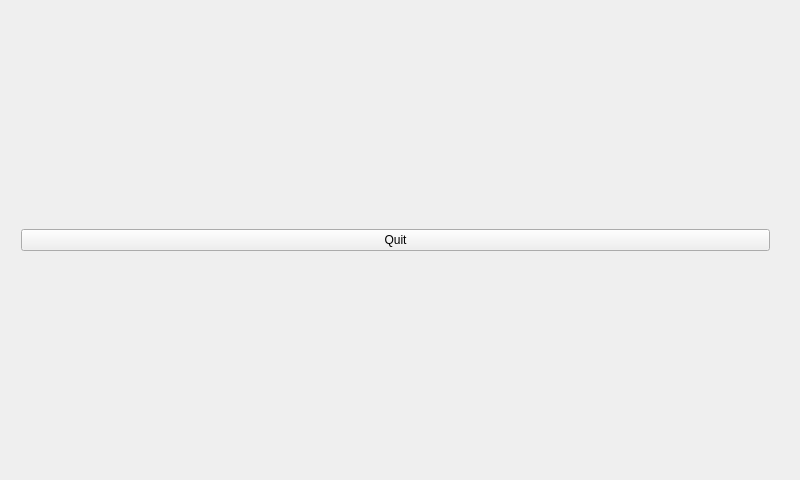
This is qt/i2pd_qt/mainwindow.ui in PurpleI2P/i2pd as Qt 5 draws it before an edit. The edited form follows.
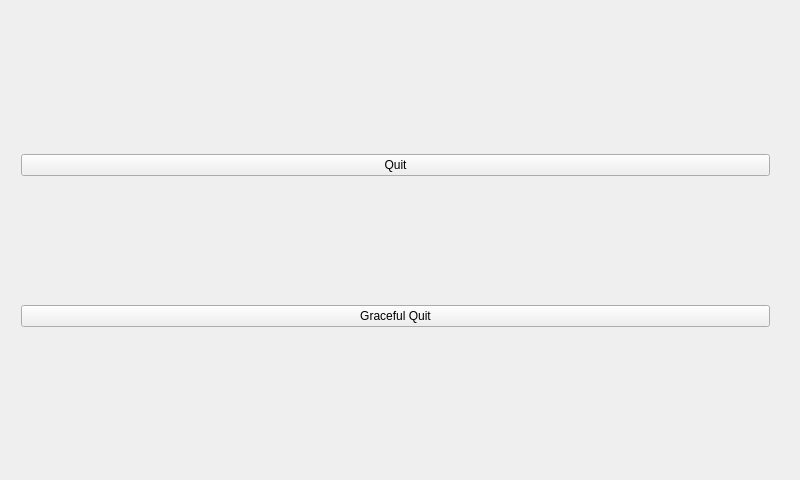
This is the edited form.

Commit message: graceful quit button added

The edit to the form file:
```diff
--- a/qt/i2pd_qt/mainwindow.ui
+++ b/qt/i2pd_qt/mainwindow.ui
@@ -37,6 +37,13 @@
        </property>
       </widget>
      </item>
+     <item>
+      <widget class="QPushButton" name="gracefulShutdownButton">
+       <property name="text">
+        <string>Graceful Quit</string>
+       </property>
+      </widget>
+     </item>
     </layout>
    </widget>
   </widget>
```
Left out of the diff: 17 changed lines with no effect on the pictures. The commit also changes 3 other files.
